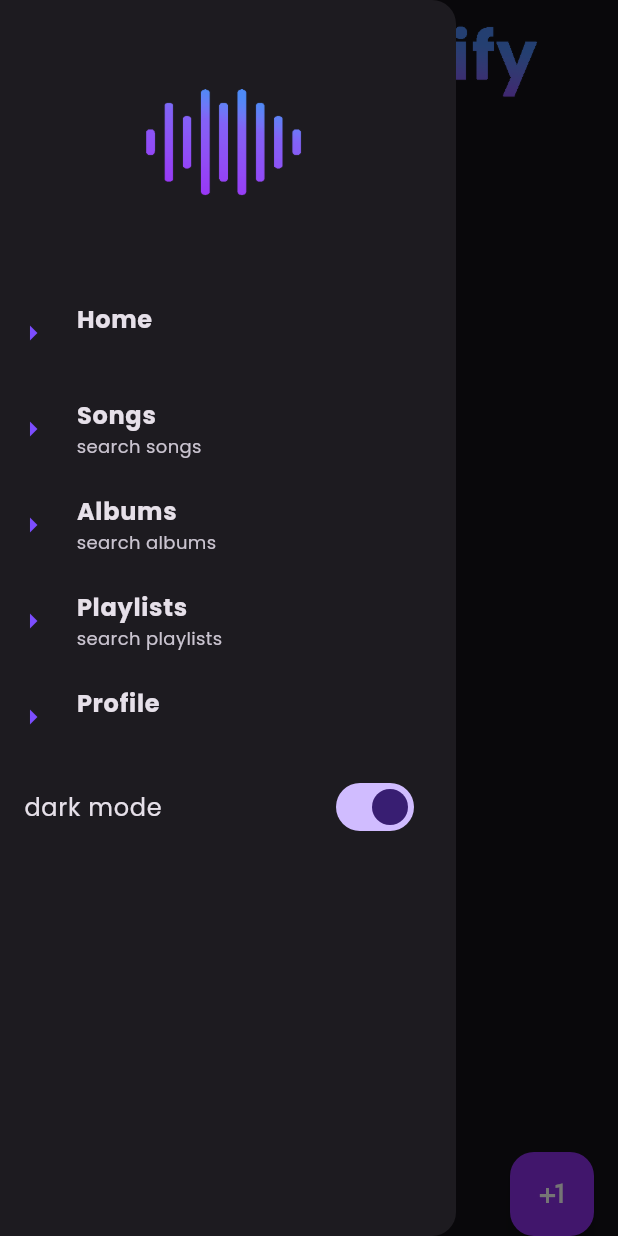
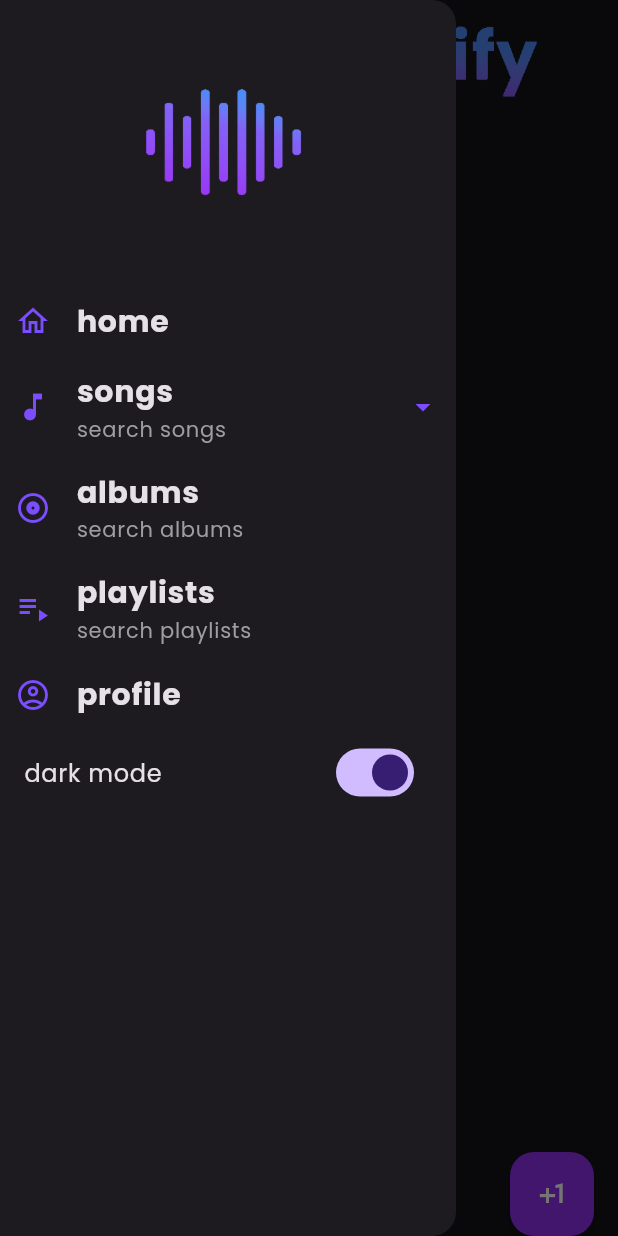
Before and after one commit to FMartine7i/flutter_app_2024, a Flutter app: the screen it shows after launch, with the side drawer open, on a phone screen of 412 x 824 dp. Run offline on Flutter 3.47's test engine with Material 3 defaults, Android fonts, the phone set to English and light mode, and no system bars; our stand-ins replace shared_preferences.

Commit message:
menú ahora es desplegable

```diff
--- a/lib/main.dart
+++ b/lib/main.dart
@@ -30,9 +30,9 @@ class MyApp extends StatelessWidget {
             themeMode: Preferences.darkmode ? ThemeMode.dark : ThemeMode.light,
             routes: {
               'home': (context) => const HomeScreen(),
-              'custom_list': (context) => const CustomListScreen(),
+              'songs_list': (context) => const SongsListScreen(),
               'profile': (context) => const ProfileScreen(),
-              'custom_list_item': (context) => const CustomListItem(),
+              'songs_list_item': (context) => const CustomListItem(),
           });
         }
       )
--- a/lib/widgets/drawer_menu.dart
+++ b/lib/widgets/drawer_menu.dart
@@ -2,16 +2,46 @@ import 'package:flutter/material.dart';
 import 'package:provider/provider.dart';
 import 'package:flutter_application_base/helpers/theme_provider.dart';
 
-class DrawerMenu extends StatelessWidget {
-  final List<Map<String, String>> _menuItems = <Map<String, String>>[
-    {'route': 'home', 'title': 'Home'},
-    {'route': 'custom_list', 'title': 'Songs', 'subtitle': 'search songs'},
-    {'route': 'albums_list', 'title': 'Albums', 'subtitle': 'search albums'},
-    {'route': 'playlists_list', 'title': 'Playlists', 'subtitle': 'search playlists'},
-    {'route': 'profile', 'title': 'Profile', 'subtitle': ''},
+class DrawerMenu extends StatefulWidget {
+  const DrawerMenu({super.key});
+  @override
+  _DrawerMenuState createState() => _DrawerMenuState();
+}
+class _DrawerMenuState extends State<DrawerMenu> {
+  bool _isExpanded = false;
+  final List<Map<String, dynamic>> _menuItems = [
+    {
+      'route': 'home',
+      'icon': Icons.home_outlined,
+      'title': 'home'
+      },
+    {
+      'route': 'songs_list',
+      'icon': Icons.music_note,
+      'title': 'songs',
+      'subtitle': 'search songs',
+      'isExpandable': true,
+      'children': [
+        {'route': 'songs_list', 'title': 'all songs'},
+        {'route': 'songs_by_mood', 'title': 'by mood'}
+        ]
+      },
+    {
+      'route': 'albums_list',
+      'icon': Icons.album_outlined,
+      'title': 'albums',
+      'subtitle': 'search albums'},
+    {
+      'route': 'playlists_list',
+      'icon': Icons.playlist_play,
+      'title': 'playlists',
+      'subtitle': 'search playlists'},
+    {
+      'route': 'profile',
+      'icon': Icons.account_circle_outlined,
+      'title': 'profile'
+      },
   ];
-
-  DrawerMenu({super.key});
 
   @override
   Widget build(BuildContext context) {
@@ -22,24 +52,49 @@ class DrawerMenu extends StatelessWidget {
         padding: EdgeInsets.zero,
         children: [
           const _DrawerHeaderAlternative(),
-          ..._menuItems.map((item) => ListTile(
-                contentPadding: const EdgeInsets.symmetric(
-                    vertical: 0, horizontal: 10),
+          ..._menuItems.map((item) {
+            final bool isExpandable = item['isExpandable'] ?? false;
+
+            return Column(
+              children: [
+                ListTile(
+                  contentPadding: const EdgeInsets.symmetric( vertical: 0, horizontal: 10 ),
                   dense: true,
                   minLeadingWidth: 25,
                   iconColor: Colors.deepPurpleAccent,
-                title: Text(item['title']!,
-                    style: const TextStyle(fontSize: 16, fontWeight: FontWeight.bold)),
-                subtitle: Text(item['subtitle'] ?? '',
-                    style: const TextStyle(fontSize: 12)),
-                leading: const Icon(Icons.arrow_right),
-                /* trailing: const Icon(Icons.arrow_right), */
+                  leading: Icon(item['icon']),
+                  title: Column(
+                    crossAxisAlignment:  CrossAxisAlignment.start,
+                    children: [Text(item['title']!, style: const TextStyle(fontSize: 20, fontWeight: FontWeight.bold)),
+                    if (item['subtitle'] != null) Text(item['subtitle'], style: const TextStyle(fontSize: 14, color: Colors.grey))]
+                  ),
+                  trailing: isExpandable ? AnimatedRotation( turns: _isExpanded ? 0.5 : 0, duration: const Duration(milliseconds: 200), child: const Icon(Icons.arrow_drop_down)): null,
+                  onTap: () {
+                    if (isExpandable) { setState(() { _isExpanded = !_isExpanded; }); }
+                    else {
+                      Navigator.pop(context);
+                      Navigator.pushNamed(context, item['route']!);
+                    }
+                  },
+                ),
+                if (isExpandable && _isExpanded)
+                  ...item['children']!.map<Widget>((child) {
+                    return Padding(
+                      padding: const EdgeInsets.only(left: 40),
+                      child: ListTile(
+                        dense: true,
+                        title: Text(child['title'], style: const TextStyle(fontSize: 16)),
                         onTap: () {
                           Navigator.pop(context);
-                  //Navigator.pushReplacementNamed(context, item['route']!);
-                  Navigator.pushNamed(context, item['route']!);
-                },
-              )),
+                          Navigator.pushNamed(context, child['route']!);
+                        }
+                      )
+                    );
+                  })
+              ]
+            );
+          }
+        ),
         ListTile(
           title: const Text('dark mode'),
           trailing: Switch(
```
Also changed, not shown: lib/mocks/songs_mock.dart (+8 -8 lines), lib/screens/songs_by_mood_screen.dart (added, +15 -0 lines), lib/screens/songs_list_item.dart (+2 -5 lines), lib/screens/songs_list_screen.dart (+99 -69 lines). Lines whose indentation alone changed are shown as unchanged.
